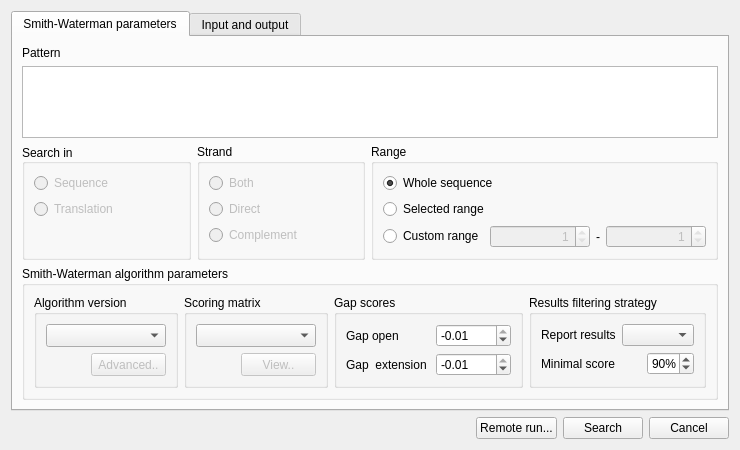
violethaze74/ugene, file src/corelibs/U2View/src/util_smith_waterman/ui/SmithWatermanDialogBase.ui: the form before one commit.
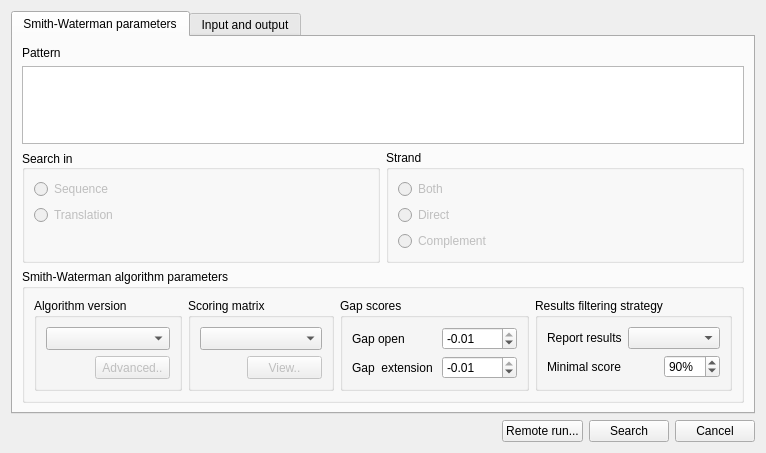
The form after the commit.

Commit message: unify selecting sequence region widget UGENE-269

```diff
--- a/src/corelibs/U2View/src/util_smith_waterman/ui/SmithWatermanDialogBase.ui
+++ b/src/corelibs/U2View/src/util_smith_waterman/ui/SmithWatermanDialogBase.ui
@@ -6,8 +6,8 @@
    <rect>
     <x>0</x>
     <y>0</y>
-    <width>718</width>
-    <height>435</height>
+    <width>766</width>
+    <height>453</height>
    </rect>
   </property>
   <property name="sizePolicy">
@@ -66,13 +66,16 @@
          <property name="maximumSize">
           <size>
            <width>100000</width>
-           <height>500</height>
+           <height>100000</height>
           </size>
          </property>
         </widget>
        </item>
        <item>
-        <layout class="QHBoxLayout" name="horizontalLayout_4">
+        <layout class="QHBoxLayout" name="horizontalLayout_4" stretch="1,1,1">
+         <property name="sizeConstraint">
+          <enum>QLayout::SetFixedSize</enum>
+         </property>
          <item>
           <widget class="QGroupBox" name="gbTransl">
            <property name="sizePolicy">
@@ -194,100 +197,11 @@
           </widget>
          </item>
          <item>
-          <widget class="QGroupBox" name="groupBox">
-           <property name="sizePolicy">
-            <sizepolicy hsizetype="Preferred" vsizetype="Fixed">
-             <horstretch>0</horstretch>
-             <verstretch>0</verstretch>
-            </sizepolicy>
+          <layout class="QHBoxLayout" name="rangeSelectorLayout">
+           <property name="sizeConstraint">
+            <enum>QLayout::SetMinimumSize</enum>
            </property>
-           <property name="title">
-            <string>Range</string>
-           </property>
-           <layout class="QGridLayout" name="gridLayout_5">
-            <item row="0" column="0" colspan="4">
-             <widget class="QRadioButton" name="radioWholeSequence">
-              <property name="text">
-               <string>Whole sequence</string>
-              </property>
-              <property name="checked">
-               <bool>true</bool>
-              </property>
-             </widget>
-            </item>
-            <item row="1" column="0" colspan="4">
-             <widget class="QRadioButton" name="radioSelectedRange">
-              <property name="text">
-               <string>Selected range</string>
-              </property>
-             </widget>
-            </item>
-            <item row="2" column="0">
-             <widget class="QRadioButton" name="radioCustomRange">
-              <property name="text">
-               <string>Custom range</string>
-              </property>
-             </widget>
-            </item>
-            <item row="2" column="1">
-             <widget class="QSpinBox" name="spinRangeStart">
-              <property name="enabled">
-               <bool>false</bool>
-              </property>
-              <property name="minimumSize">
-               <size>
-                <width>100</width>
-                <height>0</height>
-               </size>
-              </property>
-              <property name="alignment">
-               <set>Qt::AlignRight|Qt::AlignTrailing|Qt::AlignVCenter</set>
-              </property>
-              <property name="accelerated">
-               <bool>true</bool>
-              </property>
-              <property name="minimum">
-               <number>1</number>
-              </property>
-              <property name="maximum">
-               <number>1</number>
-              </property>
-             </widget>
-            </item>
-            <item row="2" column="2">
-             <widget class="QLabel" name="lRangeStart">
-              <property name="text">
-               <string>-</string>
-              </property>
-             </widget>
-            </item>
-            <item row="2" column="3">
-             <widget class="QSpinBox" name="spinRangeEnd">
-              <property name="enabled">
-               <bool>false</bool>
-              </property>
-              <property name="minimumSize">
-               <size>
-                <width>100</width>
-                <height>0</height>
-               </size>
-              </property>
-              <property name="alignment">
-               <set>Qt::AlignRight|Qt::AlignTrailing|Qt::AlignVCenter</set>
-              </property>
-              <property name="accelerated">
-               <bool>true</bool>
-              </property>
-              <property name="minimum">
-               <number>1</number>
-              </property>
-              <property name="maximum">
-               <number>1</number>
-              </property>
-             </widget>
-            </item>
-           </layout>
-          </widget>
+          </layout>
          </item>
         </layout>
        </item>
```
Left out of the diff: 13 changed lines with no effect on the pictures. The commit also changes 37 other files.
